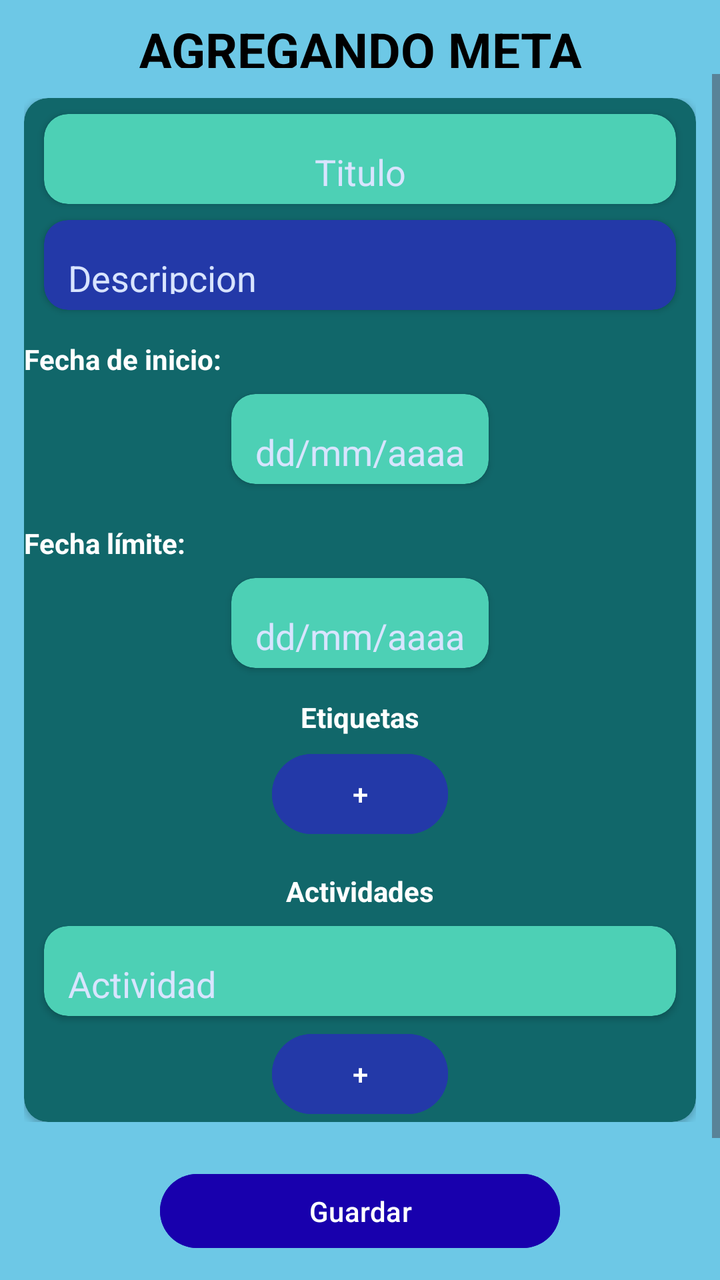
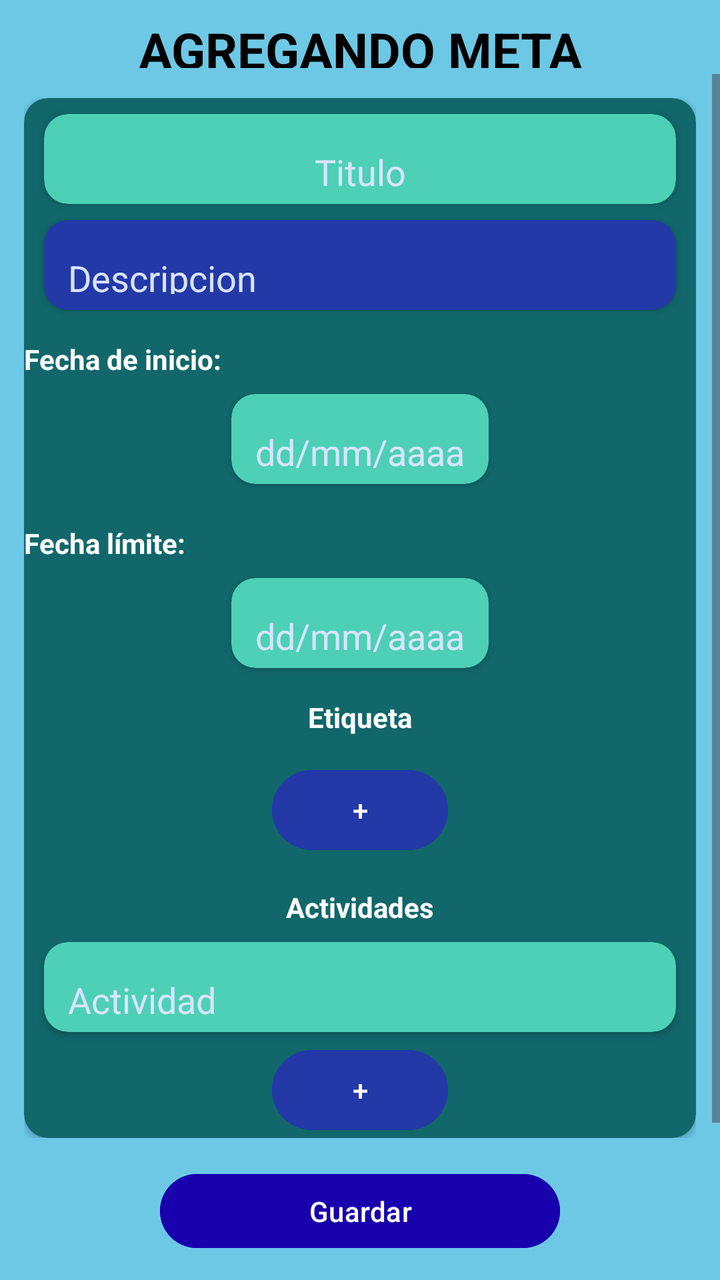

Two renders of the same Android screen: before a commit and after it. Below are the layout's source before the change and the commit's diff.
<!-- AndroidManifest.xml: application theme Theme.SuperSexiBoys -->
<!-- res/layout/activity_agregar_meta.xml -->
<?xml version="1.0" encoding="utf-8"?>
<LinearLayout xmlns:android="http://schemas.android.com/apk/res/android"
    xmlns:app="http://schemas.android.com/apk/res-auto"
    xmlns:tools="http://schemas.android.com/tools"
    android:layout_width="match_parent"
    android:layout_height="match_parent"
    android:orientation="vertical"
    android:background="#6DC8E6"
    >

    <LinearLayout
        android:layout_width="match_parent"
        android:layout_height="wrap_content"
        android:padding="3dp"
        android:orientation="vertical">



        <TextView
            android:layout_width="match_parent"
            android:layout_height="26dp"
            android:layout_marginTop="5dp"
            android:text="AGREGANDO META"
            android:textAlignment="center"
            android:textColor="@android:color/black"
            android:textSize="25sp"
            android:textStyle="bold" />
    </LinearLayout>


    <ScrollView
        android:layout_width="match_parent"
        android:layout_height="0dp"
        android:layout_weight="1">

        <LinearLayout
            android:orientation="vertical"
            android:layout_width="match_parent"
            android:layout_height="wrap_content"
            android:padding="12dp">

            <androidx.cardview.widget.CardView
                android:layout_width="match_parent"
                android:layout_height="wrap_content"
                android:padding="15dp"
                app:cardCornerRadius="12dp"
                android:backgroundTint="#11676a">


                <LinearLayout
                    android:layout_width="match_parent"
                    android:layout_height="wrap_content"
                    android:gravity="center"
                    android:orientation="vertical">

                    <androidx.cardview.widget.CardView
                        android:layout_width="match_parent"
                        android:layout_height="wrap_content"
                        android:layout_marginTop="8dp"
                        android:backgroundTint="#4DD0B5"
                        app:cardCornerRadius="12dp"
                        android:layout_marginStart="10dp"
                        android:layout_marginEnd="10dp"
                        >

                        <LinearLayout
                            android:layout_width="match_parent"
                            android:layout_height="45dp"
                            android:orientation="vertical"
                            android:padding="8dp"
                            >

                            <EditText
                                android:id="@+id/tituloMeta"
                                android:layout_width="match_parent"
                                android:layout_height="40dp"
                                android:hint="Titulo"
                                android:gravity="center"
                                android:textColorHint="#d8e4ff"
                                />

                        </LinearLayout>
                    </androidx.cardview.widget.CardView>


                    <androidx.cardview.widget.CardView
                        android:layout_width="match_parent"
                        android:layout_height="wrap_content"
                        android:layout_marginTop="8dp"
                        android:backgroundTint="#2339A8"
                        app:cardCornerRadius="12dp"
                        android:layout_marginStart="10dp"
                        android:layout_marginEnd="10dp"
                        >

                        <LinearLayout
                            android:layout_width="match_parent"
                            android:layout_height="45dp"
                            android:orientation="vertical"
                            android:padding="8dp"
                            >

                            <EditText
                                android:id="@+id/descripcionMeta"
                                android:layout_width="match_parent"
                                android:layout_height="40dp"
                                android:hint="Descripcion"
                                android:textColorHint="#d8e4ff"
                                />

                        </LinearLayout>
                    </androidx.cardview.widget.CardView>



                    <TextView
                        android:layout_width="match_parent"
                        android:layout_height="wrap_content"
                        android:layout_marginTop="15dp"
                        android:text="Fecha de inicio:"
                        android:textColor="@android:color/white"
                        android:textStyle="bold" />

                    <androidx.cardview.widget.CardView
                        android:layout_width="wrap_content"
                        android:layout_height="wrap_content"
                        android:layout_marginTop="8dp"
                        android:backgroundTint="#4DD0B5"
                        app:cardCornerRadius="12dp"
                        android:layout_marginStart="10dp"
                        android:layout_marginEnd="10dp"
                        >

                        <LinearLayout
                            android:layout_width="match_parent"
                            android:layout_height="45dp"
                            android:orientation="vertical"
                            android:padding="8dp"
                            >

                            <EditText
                                android:id="@+id/fechaInMeta"
                                android:layout_width="match_parent"
                                android:layout_height="40dp"
                                android:hint="dd/mm/aaaa"
                                android:textColorHint="#d8e4ff"
                                />
                        </LinearLayout>
                    </androidx.cardview.widget.CardView>

                    <TextView
                        android:layout_width="match_parent"
                        android:layout_height="wrap_content"
                        android:layout_marginTop="20dp"
                        android:text="Fecha límite:"
                        android:textColor="@android:color/white"
                        android:textStyle="bold" />

                    <androidx.cardview.widget.CardView
                        android:layout_width="wrap_content"
                        android:layout_height="wrap_content"
                        android:layout_marginTop="8dp"
                        android:backgroundTint="#4DD0B5"
                        app:cardCornerRadius="12dp"
                        android:layout_marginStart="10dp"
                        android:layout_marginEnd="10dp"
                        >

                        <LinearLayout
                            android:layout_width="match_parent"
                            android:layout_height="45dp"
                            android:orientation="vertical"
                            android:padding="8dp"
                            >

                            <EditText
                                android:id="@+id/fechaLiMeta"
                                android:layout_width="match_parent"
                                android:layout_height="40dp"
                                android:hint="dd/mm/aaaa"
                                android:textColorHint="#d8e4ff"
                                />
                        </LinearLayout>
                    </androidx.cardview.widget.CardView>




                    <TextView
                        android:layout_width="wrap_content"
                        android:layout_height="wrap_content"
                        android:layout_marginTop="15dp"
                        android:text="Etiquetas"
                        android:textColor="@android:color/white"
                        android:layout_gravity="center"
                        android:textStyle="bold" />

                    <Button
                        android:id="@+id/btnAgregarEtiqueta"
                        android:layout_width="wrap_content"
                        android:layout_height="wrap_content"
                        android:layout_gravity="center"
                        android:layout_marginTop="5dp"
                        android:backgroundTint="#2339A8"
                        android:text="+"
                        android:textColor="@android:color/white" />

                    <TextView
                        android:layout_width="wrap_content"
                        android:layout_height="wrap_content"
                        android:layout_marginTop="15dp"
                        android:text="Actividades"
                        android:textColor="@android:color/white"
                        android:layout_gravity="center"
                        android:textStyle="bold" />


                    <androidx.cardview.widget.CardView
                        android:layout_width="match_parent"
                        android:layout_height="wrap_content"
                        android:layout_marginTop="8dp"
                        android:backgroundTint="#4DD0B5"
                        app:cardCornerRadius="12dp"
                        android:layout_marginStart="10dp"
                        android:layout_marginEnd="10dp"
                        >

                        <LinearLayout
                            android:layout_width="match_parent"
                            android:layout_height="45dp"
                            android:orientation="vertical"
                            android:padding="8dp"
                            >

                            <EditText
                                android:id="@+id/actividadNueva"
                                android:layout_width="match_parent"
                                android:layout_height="40dp"
                                android:hint="Actividad"
                                android:textColorHint="#d8e4ff"
                                />

                        </LinearLayout>
                    </androidx.cardview.widget.CardView>

                    <Button
                        android:id="@+id/btnAgregarActividad"
                        android:layout_width="wrap_content"
                        android:layout_height="wrap_content"
                        android:layout_gravity="center"
                        android:layout_marginTop="5dp"
                        android:backgroundTint="#2339A8"
                        android:text="+"
                        android:textColor="@android:color/white" />


                </LinearLayout>

            </androidx.cardview.widget.CardView>




        </LinearLayout>




    </ScrollView>

    <LinearLayout
        android:layout_width="match_parent"
        android:layout_height="wrap_content"
        android:padding="12dp"
        android:gravity="center">

        <Button
            android:id="@+id/btnGuardar"
            android:layout_width="200dp"
            android:layout_height="45dp"
            android:text="Guardar"
            android:backgroundTint="#1800ad"
            android:textColor="@android:color/white"/>
    </LinearLayout>

</LinearLayout>
<!-- resources referenced by this layout -->
<resources>
  <style name="Theme.SuperSexiBoys" parent="Base.Theme.SuperSexiBoys" />
  <style name="Base.Theme.SuperSexiBoys" parent="Theme.Material3.DayNight.NoActionBar">
          
          
      </style>
</resources>

<!-- the commit's change to res/layout/activity_agregar_meta.xml (unified diff, before → after) -->
@@ -190,10 +190,39 @@
                         android:layout_width="wrap_content"
                         android:layout_height="wrap_content"
                         android:layout_marginTop="15dp"
-                        android:text="Etiquetas"
+                        android:text="Etiqueta"
                         android:textColor="@android:color/white"
                         android:layout_gravity="center"
                         android:textStyle="bold" />
+
+                    <androidx.cardview.widget.CardView
+                        android:layout_width="match_parent"
+                        android:layout_height="wrap_content"
+                        android:layout_marginTop="8dp"
+                        android:backgroundTint="#4DD0B5"
+                        app:cardCornerRadius="12dp"
+                        android:layout_marginStart="10dp"
+                        android:layout_marginEnd="10dp"
+                        >
+
+                        <LinearLayout
+                            android:layout_width="match_parent"
+                            android:layout_height="45dp"
+                            android:orientation="vertical"
+                            android:padding="8dp"
+                            android:visibility="gone"
+                            >
+
+                            <EditText
+                                android:id="@+id/etiquetaNueva"
+                                android:layout_width="match_parent"
+                                android:layout_height="40dp"
+                                android:hint="Etiqueta"
+                                android:textColorHint="#d8e4ff"
+                                />
+
+                        </LinearLayout>
+                    </androidx.cardview.widget.CardView>
 
                     <Button
                         android:id="@+id/btnAgregarEtiqueta"
